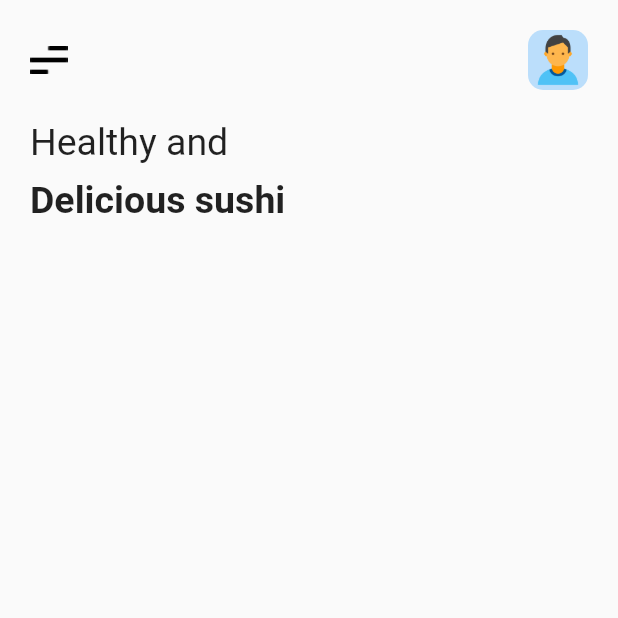
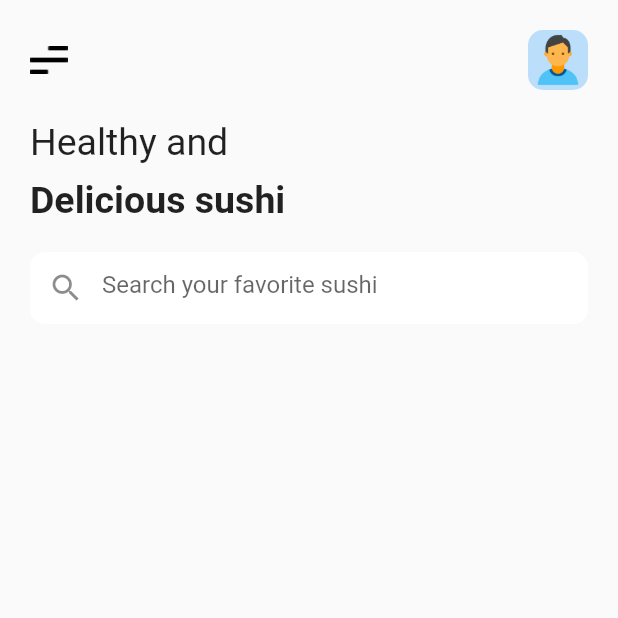
Before and after one commit to aledevme/sushiapp, a Flutter app: the Menu screen opened by its route, on a phone screen of 412 x 824 dp, the top half of it. Run offline on Flutter 3.47's test engine with Material 2 defaults, Android fonts, the phone set to English and light mode, and no system bars.

Commit message:
adding search field 🕵🏼‍♂️  - menu screen

```diff
--- a/lib/screens/menu.dart
+++ b/lib/screens/menu.dart
@@ -22,7 +22,10 @@ class _MenuState extends State<Menu> {
             children: [
               _headerMenuAndProfile(),
               SizedBox(height: 20),
-              _textPresentation()
+              _textPresentation(),
+              SizedBox(height: 20),
+              _searchField()
+
             ],
           ),
         ),
@@ -30,23 +33,7 @@ class _MenuState extends State<Menu> {
     );
   }
 
-  Widget _textPresentation(){
-    return Column(
-      crossAxisAlignment: CrossAxisAlignment.start,
-      children: [
-        Text('Healthy and', style: TextStyle(
-          fontSize: 25
-        )),
-        SizedBox(
-          height: 10,
-        ),
-        Text('Delicious sushi', style: TextStyle(
-          fontSize: 25,
-          fontWeight: FontWeight.w700
-        )),
-      ],
-    );
-  }
+
 
   Widget _headerMenuAndProfile(){
     return Container(
@@ -71,4 +58,37 @@ class _MenuState extends State<Menu> {
       ),
     );
   }
+
+  Widget _textPresentation(){
+    return Column(
+      crossAxisAlignment: CrossAxisAlignment.start,
+      children: [
+        Text('Healthy and', style: TextStyle(
+          fontSize: 25
+        )),
+        SizedBox(
+          height: 10,
+        ),
+        Text('Delicious sushi', style: TextStyle(
+          fontSize: 25,
+          fontWeight: FontWeight.w700
+        )),
+      ],
+    );
+  }
+
+  Widget _searchField(){
+    return TextField(
+      decoration: InputDecoration(
+        enabledBorder: UnderlineInputBorder(
+          borderSide: BorderSide(color: Colors.white),
+          borderRadius: BorderRadius.circular(10)
+        ),
+        filled: true,
+        fillColor: Colors.white,
+        prefixIcon: Icon(Icons.search),
+        hintText: 'Search your favorite sushi'
+      ),
+    );
+  }
 }
```
